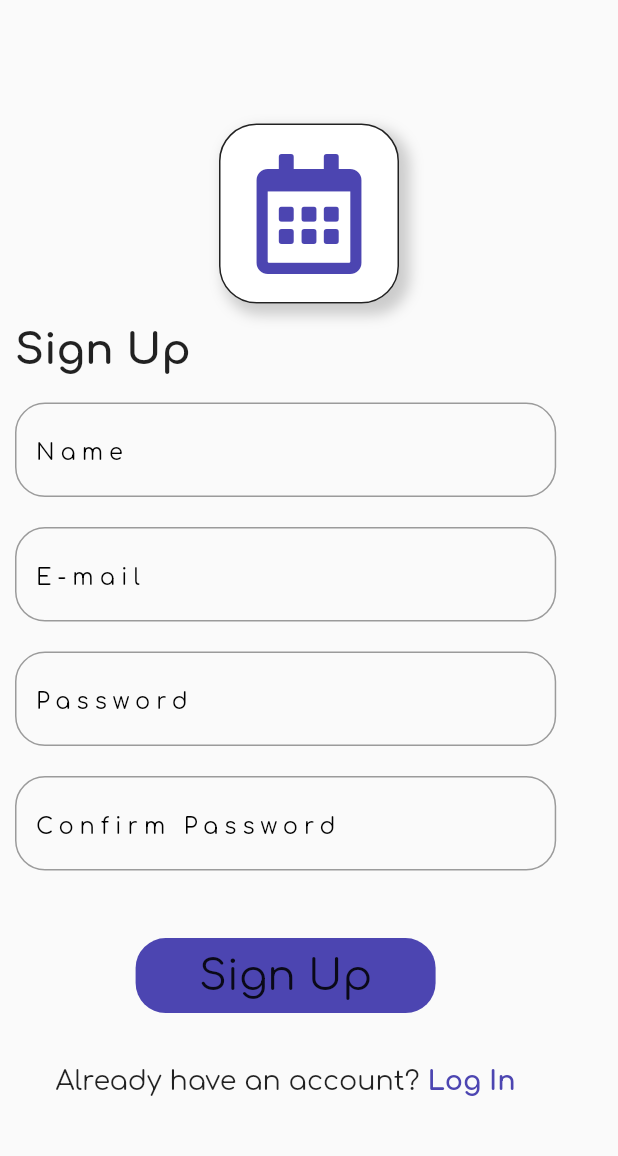
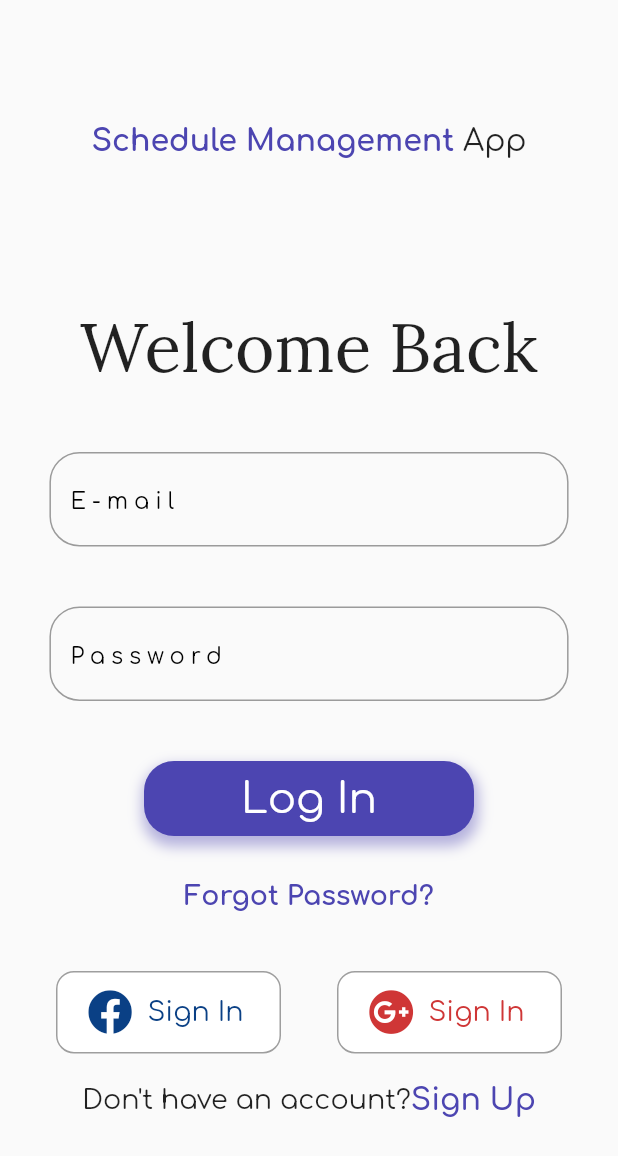
Before and after one commit to ompatel11/planner, a Flutter app: the screen it shows after launch, on a phone screen of 412 x 824 dp. Shown: the top 1156 px of the screen. Run offline on Flutter 3.47's test engine with Material 2 defaults, Android fonts, the phone set to English and light mode, and no system bars; our stand-ins replace font_awesome_flutter, google_fonts.

Commit message:
Added Log In Screen.

```diff
--- a/planner/lib/Screens/app.dart
+++ b/planner/lib/Screens/app.dart
@@ -1,4 +1,5 @@
 import 'package:flutter/material.dart';
+import 'package:planner/Screens/login.dart';
 import 'package:planner/Screens/signup.dart';
 
 class Wrapper extends StatefulWidget {
@@ -9,6 +10,6 @@ class Wrapper extends StatefulWidget {
 class _WrapperState extends State<Wrapper> {
   @override
   Widget build(BuildContext context) {
-    return SignupScreen();
+    return LoginScreen();
   }
 }
--- /dev/null
+++ b/planner/lib/Screens/login.dart
@@ -0,0 +1,212 @@
+import 'dart:ui';
+
+import 'package:flutter/material.dart';
+import 'package:font_awesome_flutter/font_awesome_flutter.dart';
+import 'package:google_fonts/google_fonts.dart';
+import 'package:planner/Constants/constants.dart';
+
+class LoginScreen extends StatefulWidget {
+  @override
+  _LoginScreenState createState() => _LoginScreenState();
+}
+
+class _LoginScreenState extends State<LoginScreen> {
+  @override
+  Widget build(BuildContext context) {
+    double w = MediaQuery.of(context).size.width;
+    double h = MediaQuery.of(context).size.height;
+    return Scaffold(
+        body: Container(
+          child: SingleChildScrollView(
+            child: Column(
+              children: [
+                Padding(
+                  padding:  EdgeInsets.symmetric(vertical: h * 0.1),
+                  child: Row(
+                    mainAxisAlignment: MainAxisAlignment.center,
+                    children: [
+                      Text("Schedule Management",
+                      style: GoogleFonts.comfortaa(
+                        fontSize: 20,
+                        color: blueThemeColor,
+                        fontWeight: FontWeight.bold
+                      ),),
+                      Text(" App",
+                      style: GoogleFonts.comfortaa(
+                        fontSize: 20,
+                      ),)
+                    ],
+                  ),
+                ),
+                SizedBox(height: h * 0.02),
+                Text("Welcome Back",
+                style: GoogleFonts.lora(
+                  fontSize:45,
+                  color: Colors.black87,
+                  fontWeight: FontWeight.w400
+                ),),
+                SizedBox(height: 40.0),
+                Form(
+                  child: Padding(
+                    padding:  EdgeInsets.symmetric(horizontal:w * 0.08),
+                    child: Column(
+                      children: [
+                        TextField(
+                          style: TextStyle(
+                          fontSize: 20.0, color: blueThemeColor),
+                          decoration: InputDecoration(
+                         border: OutlineInputBorder(
+                              borderRadius:
+                                BorderRadius.all(Radius.circular(20.0))),
+                                hintText: 'E-mail',
+                                hintStyle: GoogleFonts.comfortaa(
+                                fontSize: 15.0,
+                                color: Colors.black,
+                                letterSpacing: 4.0),
+                          ),
+                        ),
+                        SizedBox(height: 40.0),
+                        TextField(
+                          style: TextStyle(
+                          fontSize: 20.0, color: blueThemeColor),
+                          decoration: InputDecoration(
+                         border: OutlineInputBorder(
+                              borderRadius:
+                                BorderRadius.all(Radius.circular(20.0))),
+                                hintText: 'Password',
+                                hintStyle: GoogleFonts.comfortaa(
+                                fontSize: 15.0,
+                                color: Colors.black,
+                                letterSpacing: 4.0),
+                          ),
+                        ),
+                        SizedBox(
+                          height: 40.0,
+                        ),
+                        GestureDetector(
+                          onTap: (){
+                            print("Hello");
+                          },
+                          child: Container(
+                          width: 220,
+                          height: 50,
+                          decoration: BoxDecoration(
+                            color:blueThemeColor,
+                            borderRadius: BorderRadius.all(Radius.circular(20)),
+                            boxShadow: [
+                              BoxShadow(
+                                color: blueThemeColor.withOpacity(0.4),
+                                spreadRadius: 2,
+                                blurRadius: 7,
+                                offset: Offset(1, 5), // changes position of shadow
+                                ),
+                            ],
+
+                          ),
+                          child: Center(child: Text("Log In",
+                          style: GoogleFonts.comfortaa(
+                            fontSize: 28,
+                            color: Colors.white
+                            )),
+                          ),
+                      ),
+                        ),
+                      SizedBox(
+                        height: 30.0
+                      ),
+                      Text("Forgot Password?",
+                      style: GoogleFonts.comfortaa(
+                        fontSize: 18,
+                        color: blueThemeColor,
+                        fontWeight: FontWeight.w800
+                      ),)
+                      ],
+                    ),
+                  ),
+                ),
+                SizedBox(
+                  height: 40.0,
+                ),
+                Row(
+                  mainAxisAlignment: MainAxisAlignment.spaceEvenly,
+                  children: [
+                    GestureDetector(
+                      child: Container(
+                        width: 150,
+                        height: 55,
+                        decoration: BoxDecoration(color: Colors.white,
+                        border: Border.all(color:Colors.grey),
+                        borderRadius: BorderRadius.all(Radius.circular(12)),
+                        ),
+                        child: Padding(
+                          padding: const EdgeInsets.symmetric(horizontal:20),
+                          child: Row(
+                            children: [
+                              FaIcon(FontAwesomeIcons.facebook,size: 30,color: Color(0xff0A4085),),
+                              SizedBox(
+                                width: 10.0,
+                              ),
+                              Text("Sign In",
+                              style: GoogleFonts.comfortaa(
+                                color: Color(0xff0A4085),
+                                fontSize: 18
+                              ),)
+                            ],
+                          ),
+                        )
+                      ),
+                    ),
+                    GestureDetector(
+                      child: Container(
+                        width: 150,
+                        height: 55,
+                        decoration: BoxDecoration(color: Colors.white,
+                        borderRadius: BorderRadius.all(Radius.circular(12)),
+                        border: Border.all(color:Colors.grey)
+                        ),
+                        child: Padding(
+                          padding: const EdgeInsets.symmetric(horizontal:20),
+                          child: Row(
+                            children: [
+                              FaIcon(FontAwesomeIcons.googlePlus,size: 30,color: Color(0xffCF3636),),
+                              SizedBox(
+                                  width: 10.0,
+                                ),
+                              Text("Sign In",
+                              style: GoogleFonts.comfortaa(
+                                color: Color(0xffCF3636),
+                                fontSize: 18
+                              ),)
+                            ],
+                          ),
+                        )
+                      ),
+                    ),
+
+                  ],
+                ),
+                Padding(
+                  padding: const EdgeInsets.only(top:20.0),
+                  child: Row(
+                    mainAxisAlignment: MainAxisAlignment.center,
+                    children: [
+                      Text("Don't have an account?",
+                          style: GoogleFonts.comfortaa(
+                            fontSize: 18
+                          ),),
+                      Text("Sign Up",
+                      style: GoogleFonts.comfortaa(
+                        fontSize:20,
+                        color: blueThemeColor,
+                        fontWeight: FontWeight.w600
+                      ),)
+                    ],
+                  ),
+                )
+              ],
+            )
+          ),
+        ),
+    );
+  }
+}
--- a/planner/lib/Screens/signup.dart
+++ b/planner/lib/Screens/signup.dart
@@ -16,6 +16,7 @@ class _SignupScreenState extends State<SignupScreen> {
 
     return Scaffold(
       body:  Container(
+        child: SingleChildScrollView(
           child: Column(
             children: [
               Padding(
@@ -58,7 +59,7 @@ class _SignupScreenState extends State<SignupScreen> {
               ),
               Form(
                 child: Padding(
-                padding:  EdgeInsets.only(left:10.0,right: w * 0.1),
+                  padding:  EdgeInsets.only(left:10.0,right:12.0),
                   child: Column(
                     mainAxisAlignment: MainAxisAlignment.spaceEvenly,
                     children: [
@@ -169,6 +170,7 @@ class _SignupScreenState extends State<SignupScreen> {
 
             ],
           ),
+        ),
       )
     );
   }
--- a/planner/lib/main.dart
+++ b/planner/lib/main.dart
@@ -10,6 +10,7 @@ class MyApp extends StatelessWidget {
   @override
   Widget build(BuildContext context) {
     return MaterialApp(
+      debugShowCheckedModeBanner: false,
       home: Wrapper(),
     );
     // return StreamProvider<User>.value(
```
Lines whose indentation alone changed are shown as unchanged.
